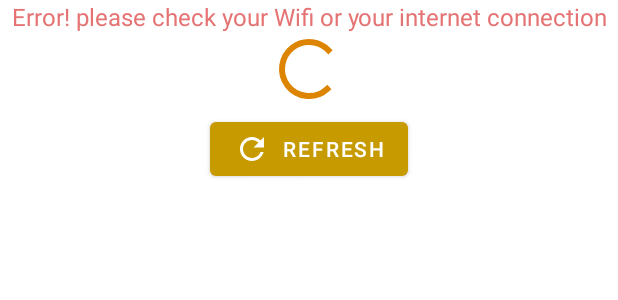
After one commit to raneric/eat-cal, an Android app: the layout load_state_indicator.xml on its own in the app's theme, with its tools: preview values and no code run, on a phone screen of 412 x 824 dp. The commit adds this screen. Shown: the top 300 px of the screen. Run offline under Robolectric (Android 15) with nearby library versions, the phone set to English and light mode, and no system bars.

Commit message:
adding footer load state indicator

```diff
--- a/app/src/main/java/com/sgg/healthykaly/ui/FindFragment.kt
+++ b/app/src/main/java/com/sgg/healthykaly/ui/FindFragment.kt
@@ -15,6 +15,7 @@ import androidx.paging.PagingData
 import androidx.recyclerview.widget.LinearLayoutManager
 import com.sgg.healthykaly.Injection
 import com.sgg.healthykaly.adapter.FindListAdapter
+import com.sgg.healthykaly.adapter.RecipeLoadStateAdapter
 import com.sgg.healthykaly.databinding.FragmentFindBinding
 import com.sgg.healthykaly.model.Recipe
 import com.sgg.healthykaly.viewmodel.RecipeViewModel
@@ -45,7 +46,8 @@ class FindFragment : Fragment() {
 
     private fun FragmentFindBinding.bindView(recipeFlow: Flow<PagingData<Recipe>>,
                                              adapter: FindListAdapter) {
-        receipList.adapter = adapter
+        receipList.adapter = adapter.withLoadStateHeaderAndFooter(header = RecipeLoadStateAdapter { adapter.retry() },
+                                                                  footer = RecipeLoadStateAdapter { adapter.retry() })
 
         viewLifecycleOwner.lifecycleScope.launch {
             adapter.loadStateFlow.collect { loadState ->
--- a/app/src/main/res/layout/custom_error.xml
+++ b/app/src/main/res/layout/custom_error.xml
@@ -11,13 +11,12 @@
 
     <TextView
         android:id="@+id/errorMessage"
+        style="@style/error_essage_style"
         android:layout_width="wrap_content"
         android:layout_height="wrap_content"
         android:layout_marginTop="@dimen/margin_error_item"
         android:text="@string/error_message"
         android:textAlignment="center"
-        android:textAppearance="@style/TextAppearance.AppCompat.Medium"
-        android:textColor="@color/error_text_color"
         android:textSize="20sp" />
 
     <Button
--- /dev/null
+++ b/app/src/main/res/layout/load_state_indicator.xml
@@ -0,0 +1,35 @@
+<?xml version="1.0" encoding="utf-8"?>
+<layout xmlns:android="http://schemas.android.com/apk/res/android"
+    xmlns:app="http://schemas.android.com/apk/res-auto">
+
+    <LinearLayout
+        android:layout_width="match_parent"
+        android:layout_height="wrap_content"
+        android:gravity="center_horizontal"
+        android:orientation="vertical">
+
+        <TextView
+            android:id="@+id/footerErrorMessage"
+            style="@style/error_essage_style"
+            android:layout_width="wrap_content"
+            android:layout_height="wrap_content"
+            android:layout_weight="1"
+            android:text="@string/error_message"
+            android:textAlignment="center" />
+
+        <ProgressBar
+            android:id="@+id/footerProgressBar"
+            style="@style/custom_small_progressbar"
+            android:layout_width="wrap_content"
+            android:layout_height="wrap_content"
+            android:layout_weight="1" />
+
+        <Button
+            android:id="@+id/footerRefreshButton"
+            android:layout_width="wrap_content"
+            android:layout_height="wrap_content"
+            android:layout_marginTop="@dimen/margin_error_item"
+            android:text="@string/txt_retry_button"
+            app:icon="@drawable/refresh_24" />
+    </LinearLayout>
+</layout>
--- a/app/src/main/res/values/dimens.xml
+++ b/app/src/main/res/values/dimens.xml
@@ -10,4 +10,5 @@
     <dimen name="padding_error_widget">20dp</dimen>
     <dimen name="border_radius_error">10dp</dimen>
     <dimen name="margin_error_item">5dp</dimen>
+    <dimen name="font_size_error">16sp</dimen>
 </resources>
--- a/app/src/main/res/values/styles.xml
+++ b/app/src/main/res/values/styles.xml
@@ -4,4 +4,13 @@
     <style name="custom_progressbar" parent="@android:style/Widget.DeviceDefault.Light.ProgressBar.Large">
         <item name="android:indeterminateTint">@color/amber_custom</item>
     </style>
+
+    <style name="custom_small_progressbar">
+        <item name="android:indeterminateTint">@color/amber_custom</item>
+    </style>
+
+    <style name="error_essage_style" parent="@style/TextAppearance.AppCompat.Medium">
+        <item name="android:textColor">@color/error_text_color</item>
+        <item name="android:textSize">@dimen/font_size_error</item>
+    </style>
 </resources>
```
Also changed, not shown: app/src/main/java/com/sgg/healthykaly/adapter/LoadStateViewHolder.kt (added, +39 -0 lines), app/src/main/java/com/sgg/healthykaly/adapter/RecipeLoadStateAdapter.kt (added, +21 -0 lines).
